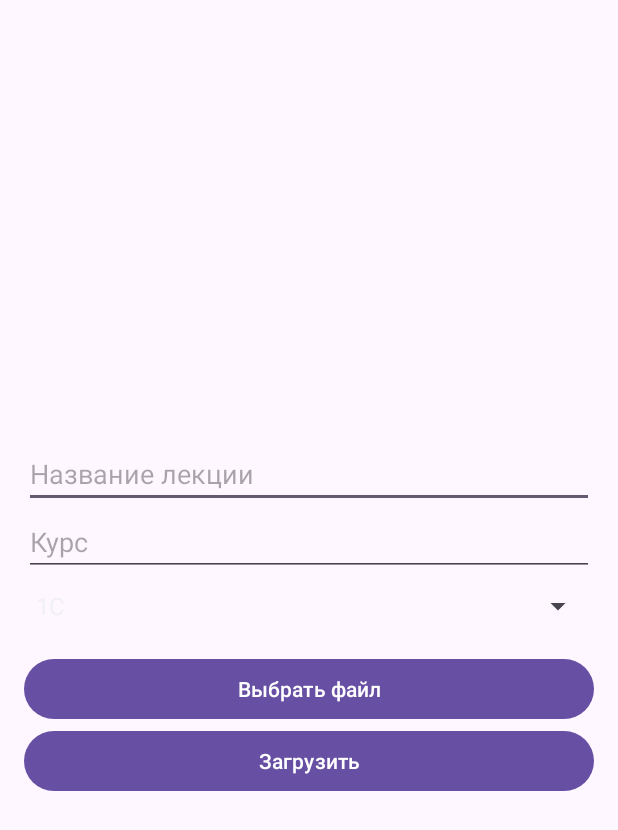
After one commit to maxlukyrabbit/diplom_1.0, an Android app: the upload_file screen opened directly, with no data from a screen before it, on a phone screen of 412 x 824 dp. The commit adds this screen. Shown: the top 830 px of the screen. Run offline under Robolectric (Android 15) with nearby library versions, the phone set to English and light mode, and no system bars.

Commit message:
upload file

```diff
--- a/mobil_2/app/src/main/java/com/example/alexandria2/UserInputDialog.java
+++ b/mobil_2/app/src/main/java/com/example/alexandria2/UserInputDialog.java
@@ -28,7 +28,6 @@ public class UserInputDialog {
         AlertDialog.Builder builder = new AlertDialog.Builder(context);
         LayoutInflater inflater = LayoutInflater.from(context);
 
-        // Подключение пользовательского интерфейса
         View dialogView = inflater.inflate(R.layout.dialog_user_input, null);
         builder.setView(dialogView);
 
--- /dev/null
+++ b/mobil_2/app/src/main/java/com/example/alexandria2/upload_file.java
@@ -0,0 +1,158 @@
+package com.example.alexandria2;
+
+import android.content.Context;
+import android.content.Intent;
+import android.database.Cursor;
+import android.net.Uri;
+import android.os.Bundle;
+import android.provider.OpenableColumns;
+import android.view.View;
+import android.widget.ArrayAdapter;
+import android.widget.EditText;
+import android.widget.Spinner;
+import android.widget.Toast;
+
+import androidx.activity.EdgeToEdge;
+import androidx.activity.result.ActivityResultLauncher;
+import androidx.activity.result.contract.ActivityResultContracts;
+import androidx.appcompat.app.AppCompatActivity;
+import androidx.core.graphics.Insets;
+import androidx.core.view.ViewCompat;
+import androidx.core.view.WindowInsetsCompat;
+
+import java.io.File;
+import java.io.FileInputStream;
+import java.io.FileOutputStream;
+import java.io.IOException;
+
+public class upload_file extends AppCompatActivity {
+    private Uri uri;
+    private EditText name, course;
+    private Spinner object;
+    public Context context;
+    @Override
+    protected void onCreate(Bundle savedInstanceState) {
+        super.onCreate(savedInstanceState);
+        EdgeToEdge.enable(this);
+        setContentView(R.layout.activity_upload_file);
+        ViewCompat.setOnApplyWindowInsetsListener(findViewById(R.id.main), (v, insets) -> {
+            Insets systemBars = insets.getInsets(WindowInsetsCompat.Type.systemBars());
+            v.setPadding(systemBars.left, systemBars.top, systemBars.right, systemBars.bottom);
+            return insets;
+        });
+
+        name = findViewById(R.id.name_lecture);
+        course = findViewById(R.id.courseInput);
+        object = findViewById(R.id.typeObject);
+
+        String[] typeObject = {"1C", "Программрование"};
+        ArrayAdapter<String> typeUserAdapter = new ArrayAdapter<>(getApplicationContext(), android.R.layout.simple_spinner_item, typeObject);
+        typeUserAdapter.setDropDownViewResource(android.R.layout.simple_spinner_dropdown_item);
+        object.setAdapter(typeUserAdapter);
+    }
+
+
+
+    private final ActivityResultLauncher<Intent> filePickerLauncher = registerForActivityResult(
+            new ActivityResultContracts.StartActivityForResult(),
+            result -> {
+                if (result.getResultCode() == RESULT_OK && result.getData() != null) {
+                    uri = result.getData().getData();
+                    if (uri != null) {
+                        String fileName = getFileNameFromUri(uri);
+
+                        if (fileName != null && fileName.toLowerCase().endsWith(".pdf")) {
+                            Toast.makeText(this, "Выбран файл: " + uri.getPath(), Toast.LENGTH_SHORT).show();
+                        } else {
+                            Toast.makeText(this, "Выберите PDF файл", Toast.LENGTH_SHORT).show();
+                        }
+                    } else {
+                        Toast.makeText(this, "Ошибка: файл не выбран", Toast.LENGTH_SHORT).show();
+                    }
+                }
+            }
+    );
+
+    private String getFileNameFromUri(Uri uri) {
+        String result = null;
+
+        if ("content".equals(uri.getScheme())) {
+            try (Cursor cursor = getContentResolver().query(uri, null, null, null, null)) {
+                if (cursor != null && cursor.moveToFirst()) {
+                    result = cursor.getString(cursor.getColumnIndexOrThrow(OpenableColumns.DISPLAY_NAME));
+                }
+            } catch (Exception e) {
+                e.printStackTrace();
+            }
+        }
+
+        if (result == null) {
+            result = uri.getPath();
+            if (result != null) {
+                int cut = result.lastIndexOf('/');
+                if (cut != -1) {
+                    result = result.substring(cut + 1);
+                }
+            }
+        }
+
+        return result;
+    }
+
+
+    public void open_file(View v) {
+        Intent intent = new Intent(Intent.ACTION_GET_CONTENT);
+        intent.setType("*/*");
+        filePickerLauncher.launch(intent);
+    }
+
+
+    public void add(View v) {
+        context = getApplicationContext();
+
+        File pdfFile = null;
+        try {
+            pdfFile = getFileFromUri(uri);
+        } catch (IOException e) {
+            Toast.makeText(context, "Ошибка получения файла: " + e.getMessage(), Toast.LENGTH_LONG).show();
+            return;
+        }
+
+        if (pdfFile == null) {
+            Toast.makeText(context, "Не удалось получить файл", Toast.LENGTH_LONG).show();
+            return;
+        }
+
+        FileUploader.uploadFileToServer(
+                context,
+                pdfFile,
+                name.getText().toString(),
+                object.equals("1C") ? 2 : 1,
+                4,
+                1
+        );
+        Intent intent = new Intent(this, MainActivity.class);
+        startActivity(intent);
+    }
+
+    private File getFileFromUri(Uri uri) throws IOException {
+        File tempFile = File.createTempFile("upload", ".pdf", context.getCacheDir());
+        tempFile.deleteOnExit();
+
+        try (FileInputStream inputStream = (FileInputStream) context.getContentResolver().openInputStream(uri);
+             FileOutputStream outputStream = new FileOutputStream(tempFile)) {
+
+            byte[] buffer = new byte[1024];
+            int length;
+            while ((length = inputStream.read(buffer)) > 0) {
+                outputStream.write(buffer, 0, length);
+            }
+        }
+
+        return tempFile;
+    }
+
+
+
+
+}
--- /dev/null
+++ b/mobil_2/app/src/main/res/layout/activity_upload_file.xml
@@ -0,0 +1,66 @@
+<?xml version="1.0" encoding="utf-8"?>
+<androidx.constraintlayout.widget.ConstraintLayout xmlns:android="http://schemas.android.com/apk/res/android"
+    xmlns:app="http://schemas.android.com/apk/res-auto"
+    xmlns:tools="http://schemas.android.com/tools"
+    android:id="@+id/main"
+    android:layout_width="match_parent"
+    android:layout_height="match_parent"
+    tools:context=".upload_file">
+
+    <ScrollView
+        android:layout_width="match_parent"
+        android:layout_height="wrap_content"
+        app:layout_constraintBottom_toBottomOf="parent"
+        app:layout_constraintEnd_toEndOf="parent"
+        app:layout_constraintStart_toStartOf="parent"
+        app:layout_constraintTop_toTopOf="parent">
+
+        <LinearLayout
+            android:layout_width="match_parent"
+            android:layout_height="wrap_content"
+            android:orientation="vertical"
+            android:padding="16dp">
+
+            <EditText
+                android:id="@+id/name_lecture"
+                android:layout_width="match_parent"
+                android:layout_height="wrap_content"
+                android:hint="Название лекции"
+                android:inputType="text" />
+
+            <EditText
+                android:id="@+id/courseInput"
+                android:layout_width="match_parent"
+                android:layout_height="wrap_content"
+                android:hint="Курс"
+                android:inputType="number" />
+
+            <Spinner
+                android:id="@+id/typeObject"
+                android:layout_width="match_parent"
+                android:layout_height="wrap_content"
+                android:layout_marginTop="8dp" />
+
+            <TextView
+                android:id="@+id/textView"
+                android:layout_width="match_parent"
+                android:layout_height="wrap_content"
+                android:text="" />
+
+            <Button
+                android:id="@+id/search_file"
+                android:layout_width="match_parent"
+                android:layout_height="wrap_content"
+                android:onClick="open_file"
+                android:text="Выбрать файл" />
+
+            <Button
+                android:id="@+id/upload"
+                android:layout_width="match_parent"
+                android:layout_height="wrap_content"
+                android:onClick="add"
+                android:text="Загрузить" />
+        </LinearLayout>
+    </ScrollView>
+
+</androidx.constraintlayout.widget.ConstraintLayout>
```
Also changed, not shown: mobil_2/app/src/main/AndroidManifest.xml (+5 -2 lines), mobil_2/app/src/main/java/com/example/alexandria2/FileUploader.java (added, +92 -0 lines), mobil_2/app/src/main/java/com/example/alexandria2/MainActivity.java (+18 -15 lines), mobil_2/app/src/main/res/layout/activity_main.xml (+9 -6 lines).
